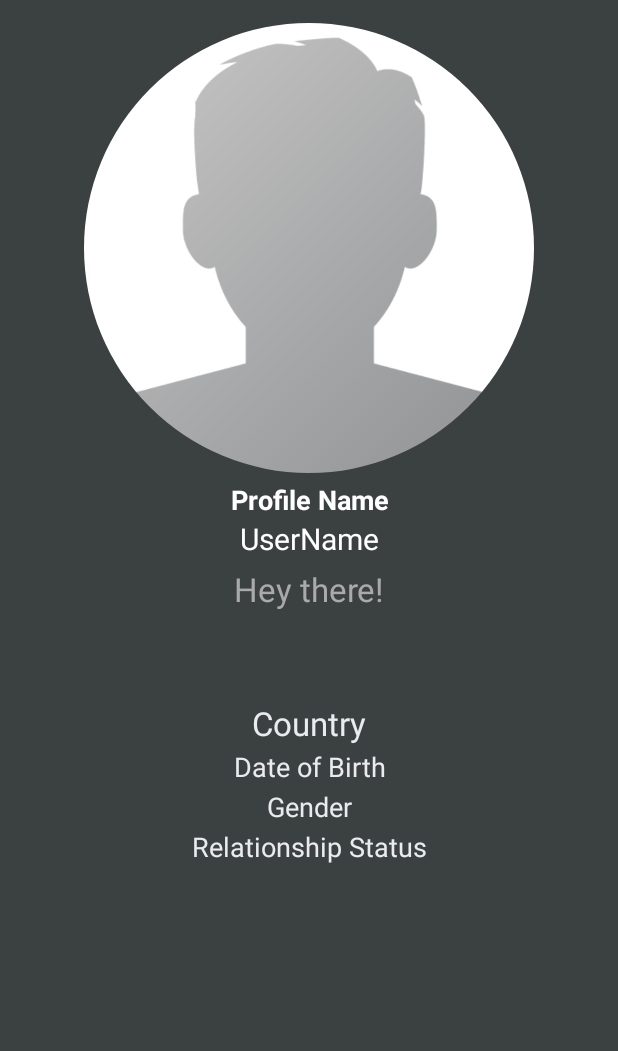
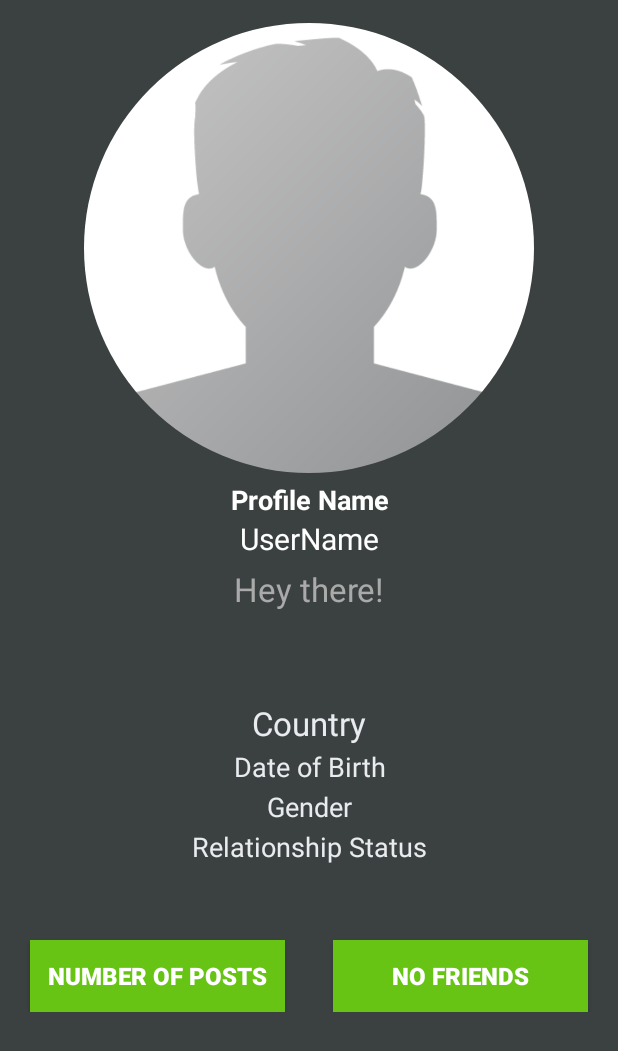
Before and after one commit to phemmati/BookGraph, an Android app: the ProfileActivity screen opened directly, with no data from a screen before it, on a phone screen of 412 x 824 dp. Shown: the top 1051 px of the screen. Run offline under Robolectric (Android 15) with nearby library versions, the phone set to English and light mode, and no system bars; our stand-ins replace CircleImageView, Firebase (no records; nobody signed in at launch, a user with empty details on screens opened directly), Picasso.

```diff
--- a/app/src/main/java/com/example/bookgraph/ProfileActivity.java
+++ b/app/src/main/java/com/example/bookgraph/ProfileActivity.java
@@ -3,7 +3,9 @@ package com.example.bookgraph;
 import androidx.annotation.NonNull;
 import androidx.appcompat.app.AppCompatActivity;
 
+import android.content.Intent;
 import android.os.Bundle;
+import android.view.View;
 import android.widget.Button;
 import android.widget.EditText;
 import android.widget.TextView;
@@ -23,12 +25,11 @@ public class ProfileActivity extends AppCompatActivity {
 
     private TextView userName,userFullName,userStatus,userCountry,userGender,userRelation,userDOB;
     private CircleImageView userProfImage;
-    private DatabaseReference profileUserRef;
+    private DatabaseReference profileUserRef,friendsRef;
     private FirebaseAuth mAuth;
     private String currentUserId;
-
-
-
+    private Button myPosts,myFriends;
+    private int countFriends = 0;
 
     @Override
     protected void onCreate(Bundle savedInstanceState) {
@@ -44,9 +45,50 @@ public class ProfileActivity extends AppCompatActivity {
         userRelation = (TextView) findViewById(R.id.my_relationship);
         userProfImage = (CircleImageView) findViewById(R.id.my_profile_pic);
 
+        myFriends = (Button) findViewById(R.id.my_friends_button);
+        myPosts = (Button) findViewById(R.id.my_post_button);
         mAuth = FirebaseAuth.getInstance();
         currentUserId = mAuth.getCurrentUser().getUid();
         profileUserRef = FirebaseDatabase.getInstance().getReference().child("Users").child(currentUserId);
+        friendsRef = FirebaseDatabase.getInstance().getReference().child("Friends");
+
+        myFriends.setOnClickListener(new View.OnClickListener() {
+            @Override
+            public void onClick(View v) {
+                sendUserToFriendsActivity();
+            }
+        });
+
+        myPosts.setOnClickListener(new View.OnClickListener() {
+            @Override
+            public void onClick(View v) {
+                sendUserToMyPostsActivity();
+            }
+        });
+
+
+        friendsRef.child(currentUserId).addValueEventListener(new ValueEventListener() {
+            @Override
+            public void onDataChange(@NonNull DataSnapshot snapshot) {
+
+                if(snapshot.exists()){
+                    countFriends = (int) snapshot.getChildrenCount();
+
+                    myFriends.setText(Integer.toString(countFriends) + " Friends");
+                }
+                else{
+                    myFriends.setText("No Friends");
+
+                }
+
+            }
+
+            @Override
+            public void onCancelled(@NonNull DatabaseError error) {
+
+            }
+        });
+
 
         profileUserRef.addValueEventListener(new ValueEventListener() {
             @Override
@@ -80,4 +122,15 @@ public class ProfileActivity extends AppCompatActivity {
 
 
     }
+
+    private void sendUserToFriendsActivity() {
+        Intent friendsIntent = new Intent(ProfileActivity.this,FriendsActivity.class);
+        startActivity(friendsIntent);
+    }
+
+    private void sendUserToMyPostsActivity() {
+        Intent friendsIntent = new Intent(ProfileActivity.this,MyPostsActivity.class);
+        startActivity(friendsIntent);
+    }
+
 }
--- a/app/src/main/res/layout/activity_profile.xml
+++ b/app/src/main/res/layout/activity_profile.xml
@@ -112,6 +112,38 @@
                 android:textSize="18sp"/>
 
 
+            <Button
+                android:id="@+id/my_post_button"
+                android:layout_width="170dp"
+                android:layout_height="wrap_content"
+                android:layout_alignParentBottom="true"
+                android:layout_alignParentStart="true"
+                android:layout_marginStart="20dp"
+                android:layout_marginTop="50dp"
+                android:text="Number of Posts"
+                android:layout_below="@id/my_relationship"
+                android:background="@color/colorPrimaryDark"
+                android:textSize="16sp"
+                android:textColor="@android:color/background_light"
+                android:textStyle="bold"
+                />
+
+            <Button
+                android:id="@+id/my_friends_button"
+                android:layout_width="170dp"
+                android:layout_height="wrap_content"
+                android:layout_alignParentBottom="true"
+                android:layout_alignParentEnd="true"
+                android:layout_marginEnd="20dp"
+                android:layout_marginTop="50dp"
+                android:text="Number of Friends"
+                android:layout_below="@id/my_relationship"
+                android:background="@color/colorPrimaryDark"
+                android:textSize="16sp"
+                android:textColor="@android:color/background_light"
+                android:textStyle="bold"
+                />
+
         </RelativeLayout>
 
 
```
Also changed, not shown: app/src/main/AndroidManifest.xml (+4 -3 lines), app/src/main/java/com/example/bookgraph/MyPostsActivity.java (added, +14 -0 lines), app/src/main/res/layout/activity_my_posts.xml (added, +9 -0 lines).
